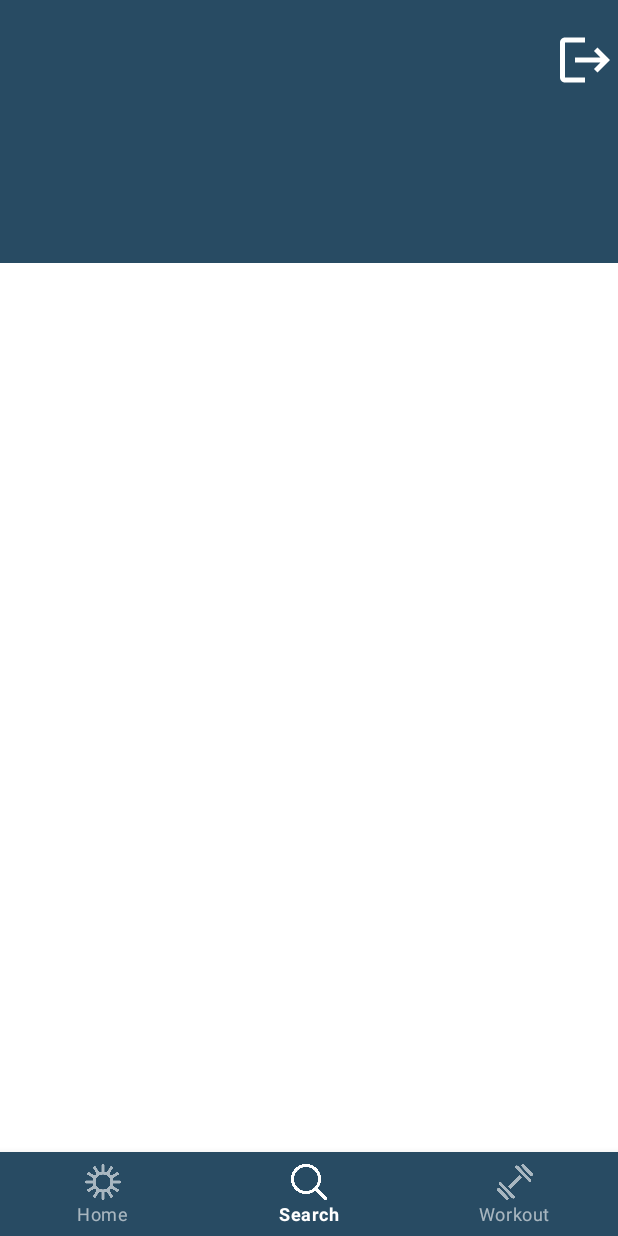
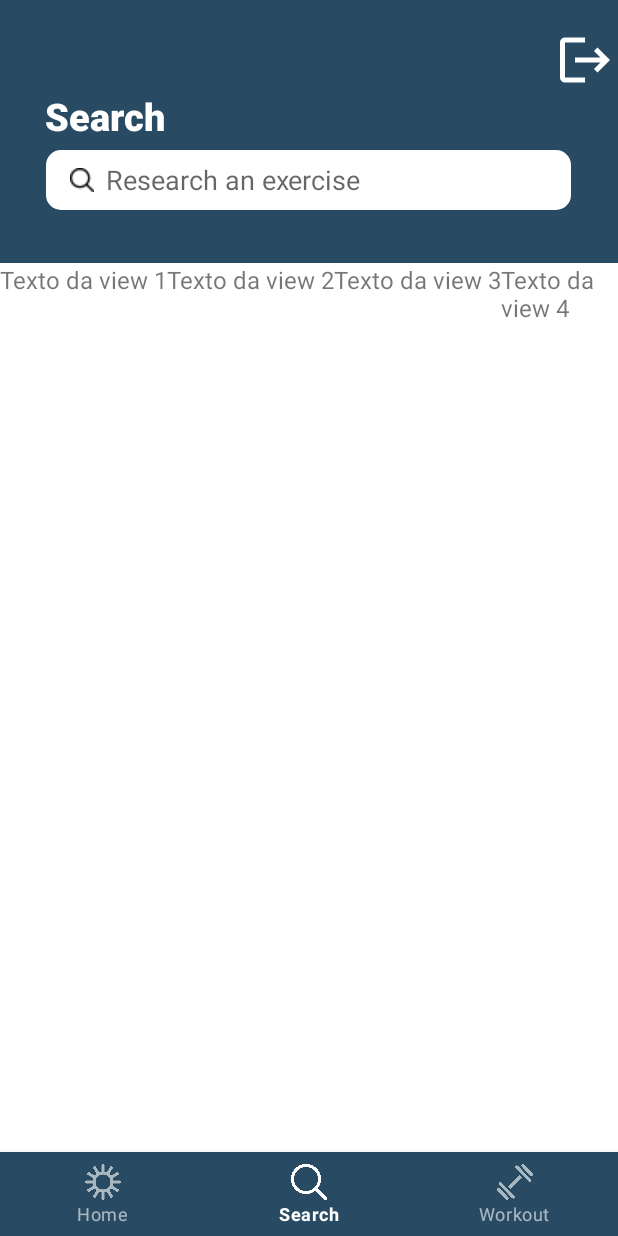
Before and after one commit to pedroberri/Hustle, an Android app: the screen it shows after launch once a user with an empty profile is signed in (HomeActivity), item 2 of the bottom bar chosen, on a phone screen of 412 x 824 dp. Run offline under Robolectric (Android 15) with nearby library versions, the light colour scheme and no system bars; our stand-ins replace Firebase (no records; nobody signed in at launch, a user with empty details on screens opened directly).

Commit message:
Doing search page

```diff
--- a/app/src/main/AndroidManifest.xml
+++ b/app/src/main/AndroidManifest.xml
@@ -9,7 +9,7 @@
         android:dataExtractionRules="@xml/data_extraction_rules"
         android:fullBackupContent="@xml/backup_rules"
         android:icon="@drawable/logo_preta"
-        android:label="@string/app_name"
+        android:label="Hustle"
         android:roundIcon="@mipmap/ic_launcher_round"
         android:supportsRtl="true"
         android:theme="@style/Theme.AppStyle"
--- a/app/src/main/java/com/example/appstyle/HomeActivity.java
+++ b/app/src/main/java/com/example/appstyle/HomeActivity.java
@@ -30,6 +30,7 @@ public class HomeActivity extends AppCompatActivity {
         binding = ActivityHomeBinding.inflate(getLayoutInflater());
         setContentView(binding.getRoot());
         getSupportActionBar().hide();
+
         replaceFragment(new HomeFragment());
 //        InicializarCampos();
 
--- a/app/src/main/java/com/example/appstyle/fragment/SearchFragment.java
+++ b/app/src/main/java/com/example/appstyle/fragment/SearchFragment.java
@@ -1,5 +1,6 @@
 package com.example.appstyle.fragment;
 
+import android.annotation.SuppressLint;
 import android.os.Bundle;
 
 import androidx.fragment.app.Fragment;
@@ -7,60 +8,37 @@ import androidx.fragment.app.Fragment;
 import android.view.LayoutInflater;
 import android.view.View;
 import android.view.ViewGroup;
+import android.widget.LinearLayout;
+import android.widget.TextView;
 
 import com.example.appstyle.R;
 
-/**
- * A simple {@link Fragment} subclass.
- * Use the {@link SearchFragment#newInstance} factory method to
- * create an instance of this fragment.
- */
 public class SearchFragment extends Fragment {
 
-    // TODO: Rename parameter arguments, choose names that match
-    // the fragment initialization parameters, e.g. ARG_ITEM_NUMBER
-    private static final String ARG_PARAM1 = "param1";
-    private static final String ARG_PARAM2 = "param2";
-
-    // TODO: Rename and change types of parameters
-    private String mParam1;
-    private String mParam2;
-
-    public SearchFragment() {
-        // Required empty public constructor
-    }
-
-    /**
-     * Use this factory method to create a new instance of
-     * this fragment using the provided parameters.
-     *
-     * @param param1 Parameter 1.
-     * @param param2 Parameter 2.
-     * @return A new instance of fragment SearchFragment.
-     */
-    // TODO: Rename and change types and number of parameters
-    public static SearchFragment newInstance(String param1, String param2) {
-        SearchFragment fragment = new SearchFragment();
-        Bundle args = new Bundle();
-        args.putString(ARG_PARAM1, param1);
-        args.putString(ARG_PARAM2, param2);
-        fragment.setArguments(args);
-        return fragment;
-    }
-
-    @Override
-    public void onCreate(Bundle savedInstanceState) {
-        super.onCreate(savedInstanceState);
-        if (getArguments() != null) {
-            mParam1 = getArguments().getString(ARG_PARAM1);
-            mParam2 = getArguments().getString(ARG_PARAM2);
-        }
-    }
-
+    @SuppressLint("SetTextI18n")
     @Override
     public View onCreateView(LayoutInflater inflater, ViewGroup container,
                              Bundle savedInstanceState) {
-        // Inflate the layout for this fragment
-        return inflater.inflate(R.layout.fragment_search, container, false);
+        View rootView = inflater.inflate(R.layout.fragment_search, container, false);
+
+        LinearLayout containerLayout = rootView.findViewById(R.id.div);
+
+        // Define o número de views que você deseja criar
+        int numberOfViews = 5;
+
+        for (int i = 0; i < numberOfViews; i++) {
+            // Crie uma nova TextView programaticamente
+            TextView textView = new TextView(requireContext());
+            textView.setLayoutParams(new ViewGroup.LayoutParams(
+                    ViewGroup.LayoutParams.WRAP_CONTENT,
+                    ViewGroup.LayoutParams.WRAP_CONTENT));
+            textView.setText("Texto da view " + (i + 1));
+            textView.setTextSize(16); // Ajuste o tamanho do texto conforme necessário
+
+            // Adicione a TextView ao contêiner
+            containerLayout.addView(textView);
+        }
+
+        return rootView;
     }
 }
--- /dev/null
+++ b/app/src/main/res/drawable-v24/edit_text.xml
@@ -0,0 +1,5 @@
+<?xml version="1.0" encoding="utf-8"?>
+<shape xmlns:android="http://schemas.android.com/apk/res/android">
+    <solid android:color="#FFFFFF" /> <!-- Cor de fundo do botão -->
+    <corners android:radius="10dp" /> <!-- Raio dos cantos (altere o valor para ajustar o arredondamento) -->
+</shape>
--- a/app/src/main/res/layout/fragment_search.xml
+++ b/app/src/main/res/layout/fragment_search.xml
@@ -4,7 +4,6 @@
     android:layout_width="match_parent"
     android:layout_height="match_parent"
     tools:context=".fragment.SearchFragment">
-
 
     <View
         android:id="@+id/header"
@@ -19,4 +18,39 @@
         android:layout_marginTop="20dp"
         android:layout_marginLeft="370dp"
         android:src="@drawable/ic_logout"/>
+
+    <TextView
+        android:id="@+id/search_text"
+        android:layout_width="200dp"
+        android:layout_height="30dp"
+        android:fontFamily="sans-serif-black"
+        android:text="Search"
+        android:textAlignment="viewStart"
+        android:textColor="@color/white"
+        android:textSize="25dp"
+        android:layout_marginTop="60dp"
+        android:layout_marginStart="30dp"/>
+
+    <EditText
+        android:id="@+id/editTextTextPersonName"
+        android:layout_width="350dp"
+        android:layout_height="40dp"
+        android:paddingStart="16dp"
+        android:drawableStart="@drawable/lupamenor"
+        android:drawablePadding="8dp"
+        android:background="@drawable/edit_text"
+        android:textColor="@color/cinza"
+        android:fontFamily="sans-serif"
+        android:inputType="text"
+        android:hint="Research an exercise"
+        android:layout_marginTop="100dp"
+        android:layout_gravity="center_horizontal"/>
+
+    <LinearLayout
+        android:id="@+id/div"
+        android:layout_width="match_parent"
+        android:layout_height="match_parent"
+        android:layout_marginTop="175dp"
+        android:orientation="horizontal" />
+
 </FrameLayout>
--- a/app/src/main/res/values/themes.xml
+++ b/app/src/main/res/values/themes.xml
@@ -10,7 +10,7 @@
         <item name="colorSecondaryVariant">@color/teal_700</item>
         <item name="colorOnSecondary">@color/black</item>
         <!-- Status bar color. -->
-        <item name="android:statusBarColor">#000000</item>
+        <item name="android:statusBarColor">@color/azulCirculo</item>
         <!-- Customize your theme here. -->
     </style>
 
```
Also changed, not shown: app/src/main/res/drawable/lupamenor.png (added).
